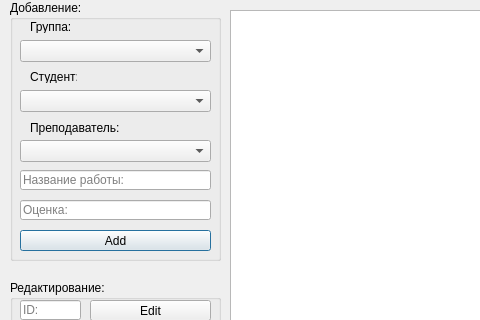
First picture: the form in CW/sudentedit.ui, repository Ambrick/Qt_DB_CW, before the edit; both pictures show x 0 to 480 and y 0 to 320 of the 824 by 407 pixel window.
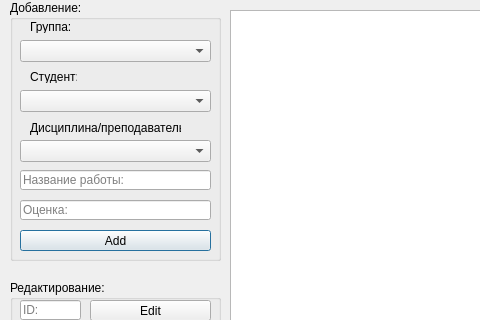
Second picture: the form after the edit.

```diff
--- a/CW/sudentedit.ui
+++ b/CW/sudentedit.ui
@@ -131,12 +131,12 @@
      <rect>
       <x>20</x>
       <y>120</y>
-      <width>91</width>
+      <width>151</width>
       <height>16</height>
      </rect>
     </property>
     <property name="text">
-     <string>Преподаватель:</string>
+     <string>Дисциплина/преподаватель:</string>
     </property>
    </widget>
   </widget>
```
Left out of the diff: 2 changed lines with no effect on the pictures.
